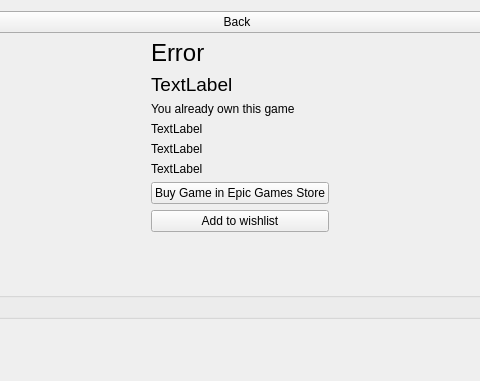
First picture: the form in rare/ui/components/tabs/store/shop_game_info.ui, repository RareDevs/Rare, before the edit; both pictures show x 114 to 594 and y 0 to 381 of the 702 by 468 pixel window.
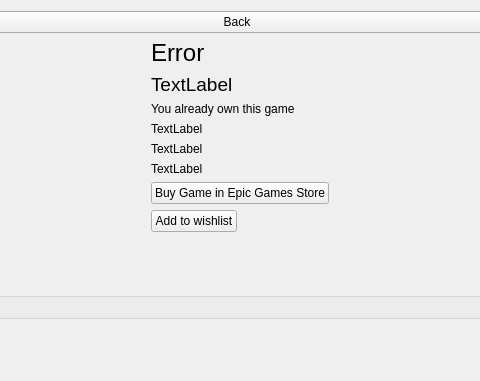
Second picture: the form after the edit.

The edit to the form file:
```diff
--- a/rare/ui/components/tabs/store/shop_game_info.ui
+++ b/rare/ui/components/tabs/store/shop_game_info.ui
@@ -102,6 +102,12 @@
           </item>
           <item>
               <widget class="QPushButton" name="wishlist_button">
+                  <property name="sizePolicy">
+                      <sizepolicy hsizetype="Maximum" vsizetype="Fixed">
+                          <horstretch>0</horstretch>
+                          <verstretch>0</verstretch>
+                      </sizepolicy>
+                  </property>
                   <property name="text">
                       <string>Add to wishlist</string>
                   </property>
```
Left out of the diff: 6 changed lines with no effect on the pictures. Lines whose indentation alone changed are shown as unchanged.
